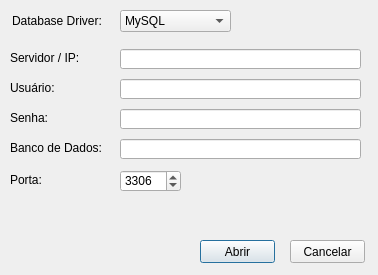
The window that src/databaseconfig.ui (AndersonSKM/FvDatabase) describes before a commit, drawn with Qt 5.
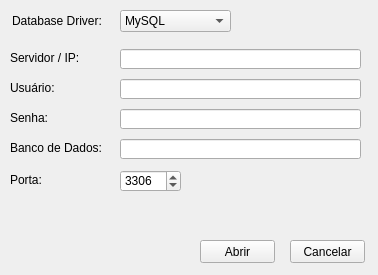
The same window after the commit. Icons and pictures are not drawn.

```diff
--- a/src/databaseconfig.ui
+++ b/src/databaseconfig.ui
@@ -192,6 +192,9 @@
     <iconset resource="../resources/Resources.qrc">
      <normaloff>:/icons/Ok.png</normaloff>:/icons/Ok.png</iconset>
    </property>
+   <property name="autoDefault">
+    <bool>false</bool>
+   </property>
   </widget>
   <widget class="QPushButton" name="btnCancel">
    <property name="geometry">
@@ -212,6 +215,9 @@
     <iconset resource="../resources/Resources.qrc">
      <normaloff>:/icons/Cancel.png</normaloff>:/icons/Cancel.png</iconset>
    </property>
+   <property name="autoDefault">
+    <bool>false</bool>
+   </property>
   </widget>
   <widget class="QLineEdit" name="edtDatabase">
    <property name="geometry">
```
Left out of the diff: 61 changed lines with no effect on the pictures.
